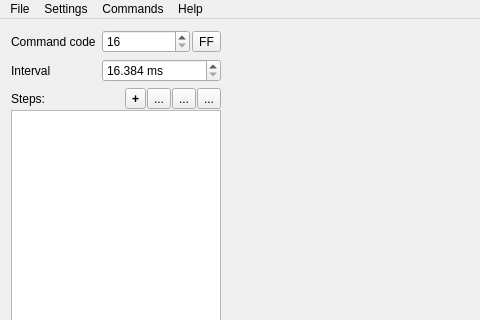
Old version of the form SpiderBotTrainer/spbmainwindow.ui in the repository sergeyroots/SpiderBot; both pictures show x 0 to 480 and y 0 to 320 of the 976 by 676 pixel window.
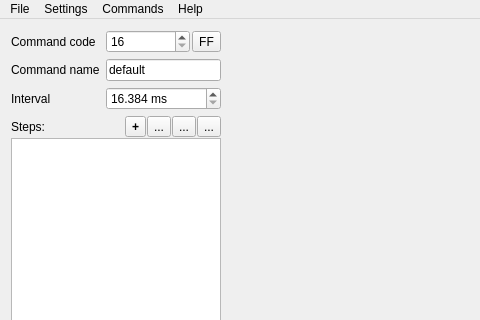
New version of the form.

Commit message: Create new and change commands

Patch:
```diff
--- a/SpiderBotTrainer/spbmainwindow.ui
+++ b/SpiderBotTrainer/spbmainwindow.ui
@@ -31,14 +31,14 @@
             </property>
            </widget>
           </item>
-          <item row="1" column="0">
+          <item row="2" column="0">
            <widget class="QLabel" name="label_2">
             <property name="text">
              <string>Interval</string>
             </property>
            </widget>
           </item>
-          <item row="1" column="1">
+          <item row="2" column="1">
            <widget class="QDoubleSpinBox" name="sbInterval">
             <property name="minimumSize">
              <size>
@@ -105,6 +105,35 @@
             </item>
            </layout>
           </item>
+          <item row="1" column="0">
+           <widget class="QLabel" name="label_5">
+            <property name="text">
+             <string>Command name</string>
+            </property>
+           </widget>
+          </item>
+          <item row="1" column="1">
+           <widget class="QLineEdit" name="leCmdName">
+            <property name="sizePolicy">
+             <sizepolicy hsizetype="Minimum" vsizetype="Fixed">
+              <horstretch>0</horstretch>
+              <verstretch>0</verstretch>
+             </sizepolicy>
+            </property>
+            <property name="minimumSize">
+             <size>
+              <width>20</width>
+              <height>0</height>
+             </size>
+            </property>
+            <property name="text">
+             <string>default</string>
+            </property>
+            <property name="maxLength">
+             <number>250</number>
+            </property>
+           </widget>
+          </item>
          </layout>
         </item>
         <item>
```
Left out of the diff: 2 changed lines with no effect on the pictures. The commit also changes 7 other files.
